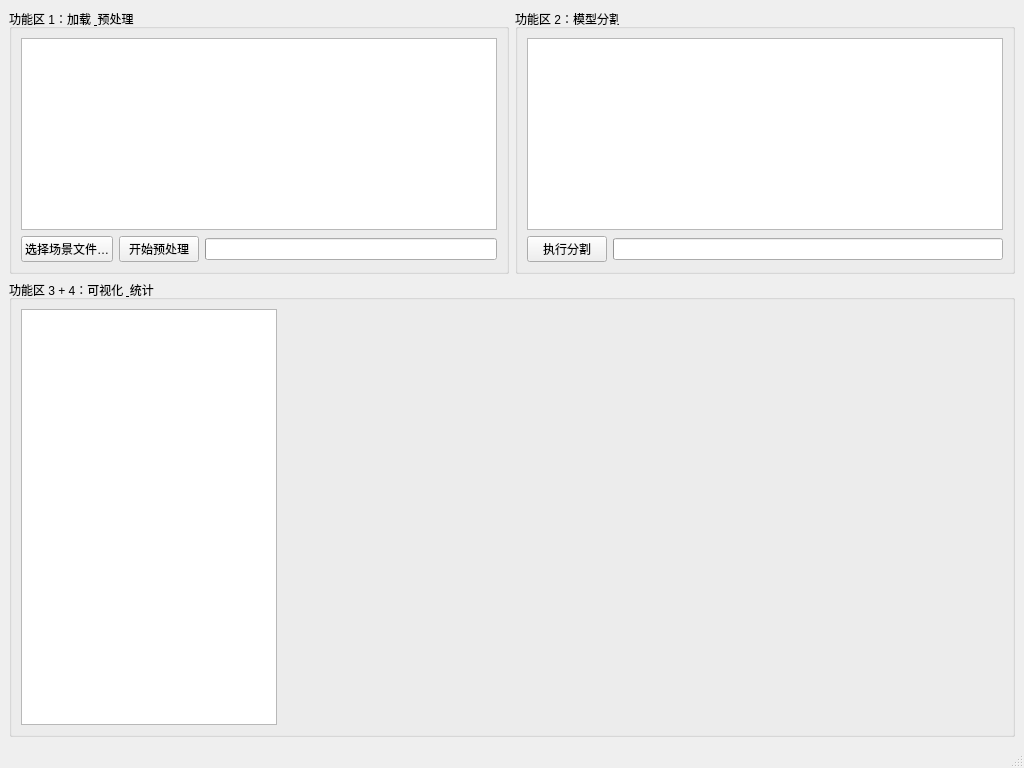
Qt form ui/main.ui (LongMarch3174/CBAMPointNetpp) before a commit.
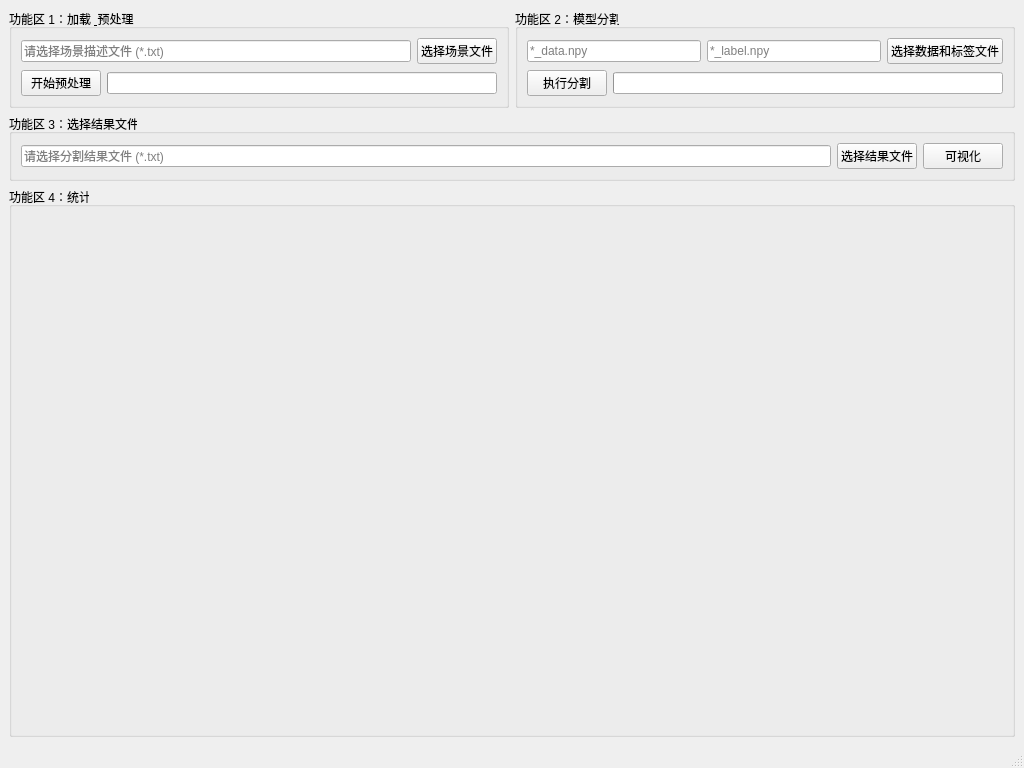
The same form after that commit.

```diff
--- a/ui/main.ui
+++ b/ui/main.ui
@@ -24,55 +24,37 @@
         </property>
         <layout class="QVBoxLayout" name="verticalLayoutLoad">
          <item>
-          <widget class="QListWidget" name="listScenes">
-           <property name="sizePolicy">
-            <sizepolicy hsizetype="Expanding" vsizetype="Fixed">
-             <horstretch>0</horstretch>
-             <verstretch>0</verstretch>
-            </sizepolicy>
-           </property>
-           <property name="maximumHeight">
-            <number>100</number>
-           </property>
-          </widget>
+          <layout class="QHBoxLayout" name="horizontalLayoutTxtSelect">
+           <item>
+            <widget class="QLineEdit" name="lineEditSceneFile">
+             <property name="readOnly">
+              <bool>true</bool>
+             </property>
+             <property name="placeholderText">
+              <string>请选择场景描述文件 (*.txt)</string>
+             </property>
+            </widget>
+           </item>
+           <item>
+            <widget class="QPushButton" name="btnSelectSceneFile">
+             <property name="text">
+              <string>选择场景文件</string>
+             </property>
+            </widget>
+           </item>
+          </layout>
          </item>
          <item>
           <layout class="QHBoxLayout" name="horizontalLayoutPreprocess">
-           <item>
-            <widget class="QPushButton" name="btnSelectScenes">
-             <property name="sizePolicy">
-              <sizepolicy hsizetype="Preferred" vsizetype="Fixed">
-               <horstretch>0</horstretch>
-               <verstretch>0</verstretch>
-              </sizepolicy>
-             </property>
-             <property name="text">
-              <string>选择场景文件…</string>
-             </property>
-            </widget>
-           </item>
            <item>
             <widget class="QPushButton" name="btnStartPreprocess">
-             <property name="sizePolicy">
-              <sizepolicy hsizetype="Preferred" vsizetype="Fixed">
-               <horstretch>0</horstretch>
-               <verstretch>0</verstretch>
-              </sizepolicy>
-             </property>
              <property name="text">
               <string>开始预处理</string>
              </property>
             </widget>
            </item>
            <item>
-            <widget class="QProgressBar" name="pbarPreprocess">
-             <property name="sizePolicy">
-              <sizepolicy hsizetype="Expanding" vsizetype="Fixed">
-               <horstretch>0</horstretch>
-               <verstretch>0</verstretch>
-              </sizepolicy>
-             </property>
-            </widget>
+            <widget class="QProgressBar" name="pbarPreprocess"/>
            </item>
           </layout>
          </item>
@@ -86,17 +68,35 @@
         </property>
         <layout class="QVBoxLayout" name="verticalLayoutSegment">
          <item>
-          <widget class="QListWidget" name="listNpyFiles">
-           <property name="sizePolicy">
-            <sizepolicy hsizetype="Expanding" vsizetype="Fixed">
-             <horstretch>0</horstretch>
-             <verstretch>0</verstretch>
-            </sizepolicy>
-           </property>
-           <property name="maximumHeight">
-            <number>100</number>
-           </property>
-          </widget>
+          <layout class="QHBoxLayout" name="horizontalLayoutDatasetSelect">
+           <item>
+            <widget class="QLineEdit" name="lineEditDataFile">
+             <property name="readOnly">
+              <bool>true</bool>
+             </property>
+             <property name="placeholderText">
+              <string>*_data.npy</string>
+             </property>
+            </widget>
+           </item>
+           <item>
+            <widget class="QLineEdit" name="lineEditLabelFile">
+             <property name="readOnly">
+              <bool>true</bool>
+             </property>
+             <property name="placeholderText">
+              <string>*_label.npy</string>
+             </property>
+            </widget>
+           </item>
+           <item>
+            <widget class="QPushButton" name="btnSelectDataset">
+             <property name="text">
+              <string>选择数据和标签文件</string>
+             </property>
+            </widget>
+           </item>
+          </layout>
          </item>
          <item>
           <layout class="QHBoxLayout" name="horizontalLayoutSegment">
@@ -120,47 +120,54 @@
     <item>
      <widget class="QGroupBox" name="groupBoxVisStat">
       <property name="title">
-       <string>功能区 3 + 4：可视化 &amp; 统计</string>
+       <string>功能区 3：选择结果文件</string>
       </property>
-      <layout class="QHBoxLayout" name="horizontalLayoutVisStat" stretch="0,0,0">
+      <layout class="QHBoxLayout" name="horizontalLayoutResultSelect">
        <item>
-        <widget class="QListWidget" name="listSegFiles">
-         <property name="sizePolicy">
-          <sizepolicy hsizetype="Fixed" vsizetype="Expanding">
-           <horstretch>0</horstretch>
-           <verstretch>0</verstretch>
-          </sizepolicy>
+        <widget class="QLineEdit" name="lineEditResultFile">
+         <property name="readOnly">
+          <bool>true</bool>
          </property>
+         <property name="placeholderText">
+          <string>请选择分割结果文件 (*.txt)</string>
+         </property>
         </widget>
        </item>
        <item>
-        <widget class="QWidget" name="visWidget" native="true">
-         <property name="sizePolicy">
-          <sizepolicy hsizetype="Expanding" vsizetype="Expanding">
-           <horstretch>5</horstretch>
-           <verstretch>1</verstretch>
-          </sizepolicy>
+        <widget class="QPushButton" name="btnSelectResultFile">
+         <property name="text">
+          <string>选择结果文件</string>
          </property>
-         <property name="minimumSize">
-          <size>
-           <width>400</width>
-           <height>300</height>
-          </size>
+        </widget>
+       </item>
+       <item>
+        <widget class="QPushButton" name="btnVisualize">
+         <property name="text">
+          <string>可视化</string>
          </property>
         </widget>
        </item>
+      </layout>
+     </widget>
+    </item>
+    <item>
+     <widget class="QGroupBox" name="groupBoxStat">
+      <property name="title">
+       <string>功能区 4：统计</string>
+      </property>
+      <layout class="QVBoxLayout" name="verticalLayoutStat">
        <item>
         <widget class="QWidget" name="pieChartWidget" native="true">
          <property name="sizePolicy">
           <sizepolicy hsizetype="Preferred" vsizetype="Expanding">
-           <horstretch>2</horstretch>
-           <verstretch>1</verstretch>
+           <horstretch>0</horstretch>
+           <verstretch>0</verstretch>
           </sizepolicy>
          </property>
          <property name="minimumSize">
           <size>
            <width>200</width>
-           <height>300</height>
+           <height>200</height>
           </size>
          </property>
         </widget>
```
Left out of the diff: 2 changed lines with no effect on the pictures.
